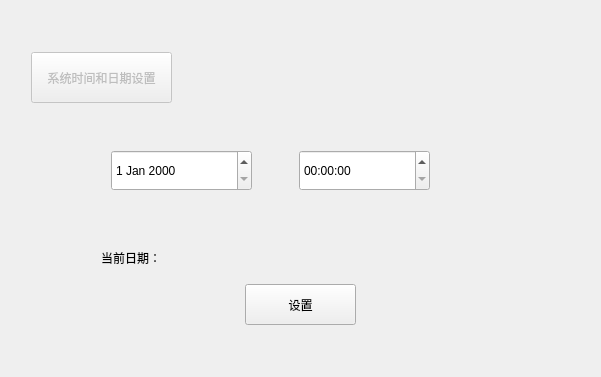
Before: the Qt Designer form timesetting.ui in jjzhang166/DvrUI, drawn with Qt 5.
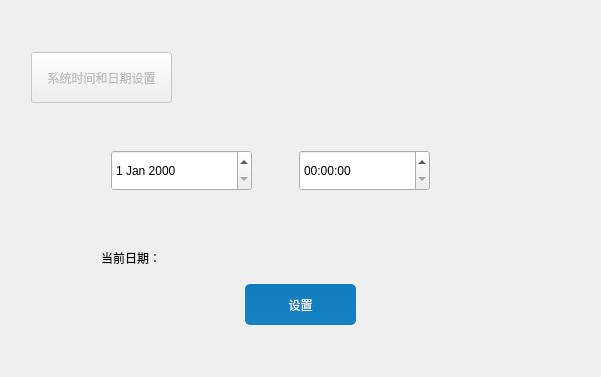
After: the same form once the commit is applied.

What changed in the file:
```diff
--- a/timesetting.ui
+++ b/timesetting.ui
@@ -306,6 +306,33 @@
          <height>41</height>
         </size>
        </property>
+       <property name="styleSheet">
+        <string notr="true">QPushButton{
+	border-style: none;
+	border: 0px;
+	color: #F0F0F0;
+	padding: 5px;	
+	border-radius:5px;
+	background: qlineargradient(spread:pad, x1:0, y1:0, x2:0, y2:1, stop:0 #0F7DBE, stop:1 #1582C3); 
+}
+
+.QPushButton[focusPolicy=&quot;0&quot;] {
+	border-style: none;
+	border: 0px;
+	color: #F0F0F0;
+	padding: 0px;	
+	border-radius:3px;
+	background: qlineargradient(spread:pad, x1:0, y1:0, x2:0, y2:1, stop:0 #0F7DBE, stop:1 #1582C3); 
+}
+
+.QPushButton:hover{ 
+	background: qlineargradient(spread:pad, x1:0, y1:0, x2:0, y2:1, stop:0 #50A3F0, stop:1 #489CEA);
+}
+
+.QPushButton:pressed{ 
+	background: qlineargradient(spread:pad, x1:0, y1:0, x2:0, y2:1, stop:0 #0F7DBE, stop:1 #1582C3);
+}</string>
+       </property>
        <property name="text">
         <string>设置</string>
        </property>
```
Left out of the diff: 4 changed lines with no effect on the pictures.
